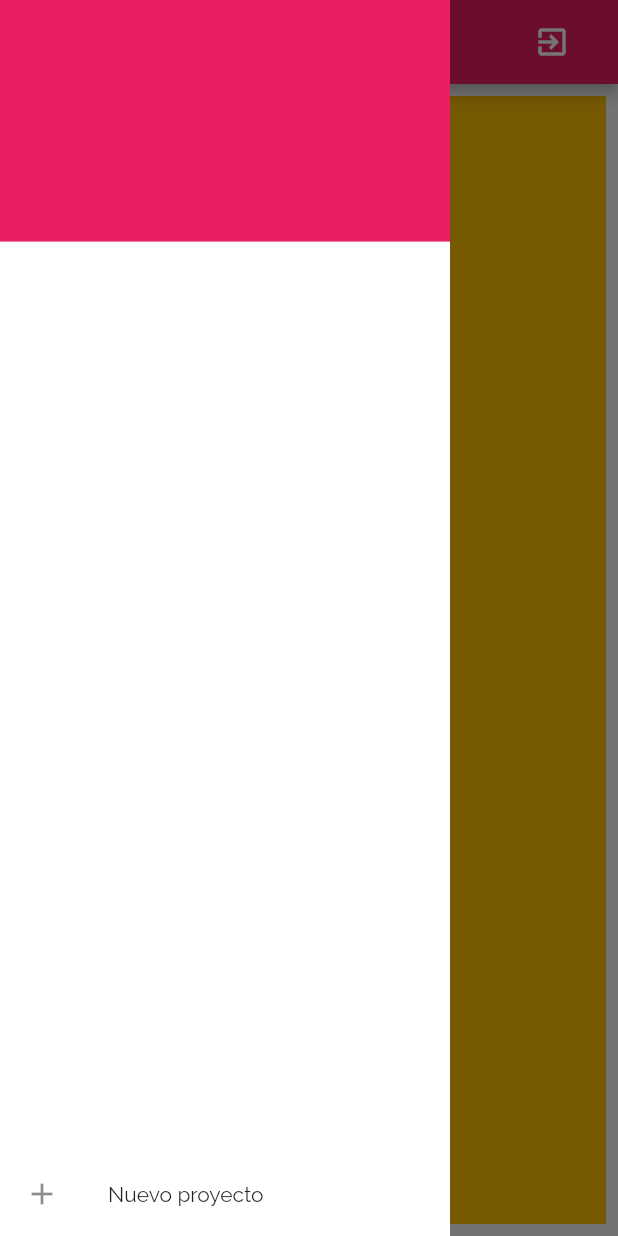
After one commit to TheHolyDenier/novelsolutely, a Flutter app: the HomePage screen opened directly, with the side drawer open, on a phone screen of 412 x 824 dp. The commit adds this screen. Run offline on Flutter 3.47's test engine with Material 2 defaults, Android fonts, the phone set to English and light mode, and no system bars; our stand-ins replace auto_size_text, cloud_firestore, email_validator, firebase_auth, flutter_spinkit; accounts and stored records are empty.

Commit message:
drawer-functional

```diff
--- /dev/null
+++ b/novelsolutely/lib/widgets/drawer_widget.dart
@@ -0,0 +1,109 @@
+import 'package:flutter/material.dart';
+import 'package:auto_size_text/auto_size_text.dart';
+import 'package:cloud_firestore/cloud_firestore.dart';
+import 'package:flutter_spinkit/flutter_spinkit.dart';
+import 'package:uuid/uuid.dart';
+
+import '../models/project.dart';
+import './dialog_project.dart';
+
+class DrawerWidget extends StatefulWidget {
+  @override
+  _DrawerWidgetState createState() => _DrawerWidgetState();
+}
+
+class _DrawerWidgetState extends State<DrawerWidget> {
+  //  var uid = Provider.of<AuthService>(context, listen: false).getUId();
+  var _uid = 'FcUE8ntyTkZWD2Juu1dklakN67t2';
+  final _databaseReference = Firestore.instance;
+  ThemeData _theme;
+
+  @override
+  Widget build(BuildContext context) {
+    _theme = Theme.of(context);
+    return Container(
+      width: 300.0,
+      color: Colors.white,
+      child: Column(
+        children: <Widget>[
+          DrawerHeader(
+            child: Container(
+              width: 300.0,
+              child: Container(),
+            ),
+            decoration: BoxDecoration(
+              color: _theme.primaryColor,
+            ),
+          ),
+          StreamBuilder(
+              stream: _databaseReference
+                  .collection('users')
+                  .document('$_uid')
+                  .collection('projects')
+                  .orderBy('title')
+                  .snapshots(),
+              builder: (_, AsyncSnapshot<QuerySnapshot> snapshot) {
+                if (!snapshot.hasData) {
+                  return Padding(
+                    padding: const EdgeInsets.only(top: 28.0),
+                    child: SpinKitThreeBounce(
+                      color: _theme.primaryColor,
+                      size: 20.0,
+                    ),
+                  );
+                } else {
+                  return Expanded(
+//                    height: 300,
+                    child: ListView(
+                      children: _getProjectsWidget(snapshot),
+                    ),
+                  );
+                }
+              }),
+          ListTile(
+            title: Text('Nuevo proyecto'),
+            leading: Icon(Icons.add),
+            onTap: () async {
+              var projectName = await showDialog(
+                  context: context, builder: (_) => DialogNewProject());
+              if (projectName != null) _writeProject(projectName);
+            },
+          )
+        ],
+      ),
+    );
+  }
+
+  _getProjectsWidget(AsyncSnapshot<QuerySnapshot> snapshot) {
+    return snapshot.data.documents.map((doc) {
+      Project project = Project.fromFirestore(doc);
+      return ListTile(
+        title: new Text(project.title),
+        leading: project.imageUrl.isEmpty
+            ? CircleAvatar(
+                backgroundColor: _theme.primaryColor,
+                child: AutoSizeText(
+                  '${project.title.substring(0, 2)}',
+                  style: TextStyle(color: Colors.white, fontFamily: 'Pacifico'),
+                ),
+              )
+            : CircleAvatar(
+                backgroundImage: NetworkImage(project.imageUrl),
+              ),
+      );
+    }).toList();
+  }
+
+  void _writeProject(String title) async {
+    var projectUid = Uuid().v1();
+
+    var docTitle = title.replaceAll(new RegExp(r'[^a-zA-Z0-9]'), '-');
+    docTitle = docTitle.replaceAll(new RegExp(r'-{2,}'), '-');
+    await _databaseReference
+        .collection('users')
+        .document('$_uid')
+        .collection('projects')
+        .document(docTitle)
+        .setData({'title': title, 'id': '$projectUid'});
+  }
+}
```
Also changed, not shown: novelsolutely/lib/screens/landing_page.dart (+6 -102 lines).
